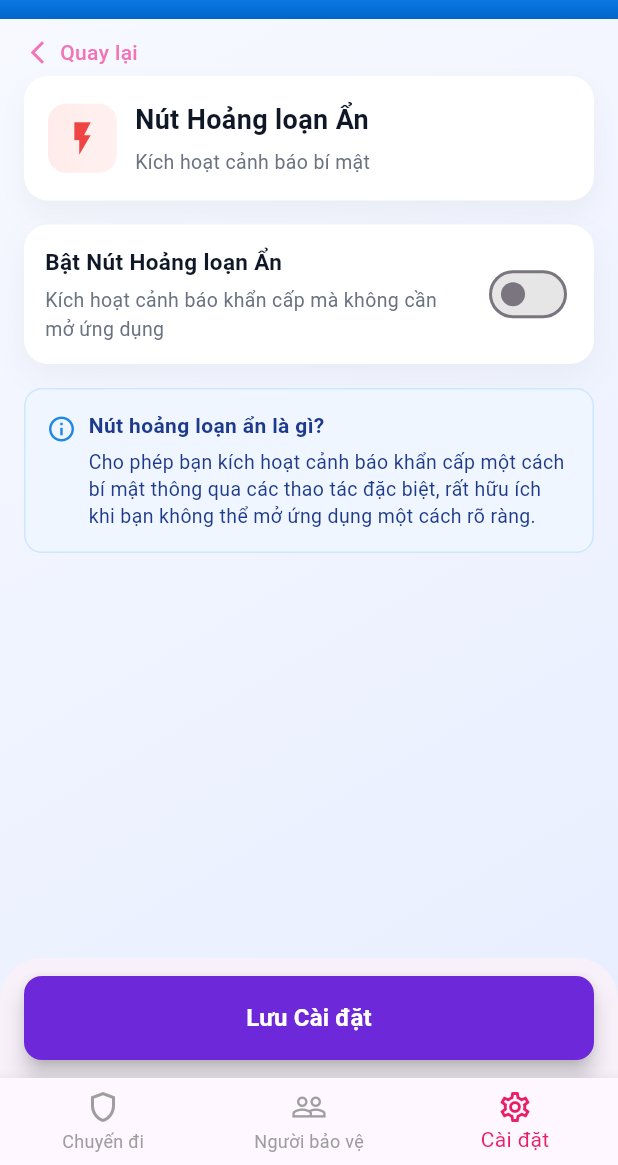
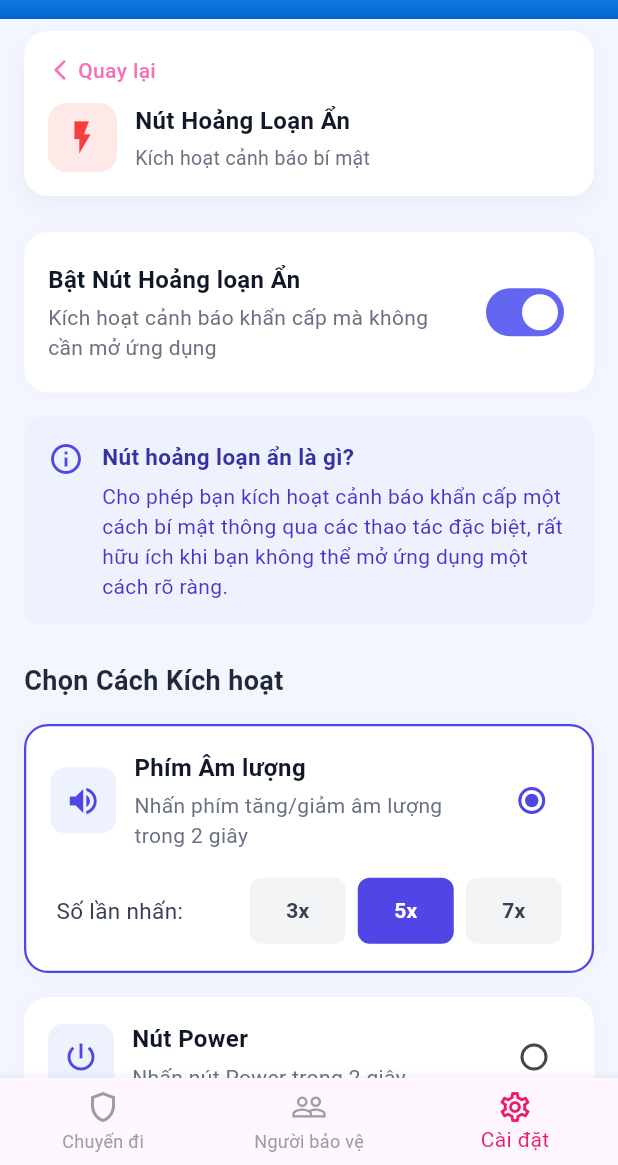
Before and after one commit to NguyenDucAnhhh/SafeTrek, a Flutter app: the SettingHiddenPanic screen opened directly, on a phone screen of 412 x 824 dp, the part 71-1236 px from its top. Run offline on Flutter 3.47's test engine with Material 3 defaults, Android fonts, the phone set to English and light mode, and no system bars; Roboto replaces fonts that are missing (Arimo).

Commit message:
Update setting_hidden_panic.dart

```diff
--- a/lib/screens/setting/setting_hidden_panic.dart
+++ b/lib/screens/setting/setting_hidden_panic.dart
@@ -1,6 +1,9 @@
 import 'package:flutter/material.dart';
 import 'package:safetrek_project/widgets/app_bar.dart';
 import 'package:safetrek_project/widgets/bottom_navigation.dart';
+
+// Enum for activation methods to avoid using raw strings
+enum ActivationMethod { volume, power }
 
 class SettingHiddenPanic extends StatefulWidget {
   const SettingHiddenPanic({super.key});
@@ -10,211 +13,65 @@ class SettingHiddenPanic extends StatefulWidget {
 }
 
 class _SettingHiddenPanicState extends State<SettingHiddenPanic> {
-  bool _isEnabled = false;
 
   int _selectedIndex = 2;
   void _onItemTapped(int index) {
-    setState(() {
-      _selectedIndex = index;
-    });
+    setState(() => _selectedIndex = index);
   }
 
+  // --- STATE ---
+  bool _isEnabled = true;
+  ActivationMethod _selectedMethod = ActivationMethod.volume;
+  int _selectedCount = 5;
+
+  // --- BUILD METHOD ---
   @override
   Widget build(BuildContext context) {
-    final radius = BorderRadius.circular(16.0);
+    return Scaffold(
+      backgroundColor: const Color(0xFFF3F5FF),
+      appBar: const CustomAppBar(),
+      body: SingleChildScrollView(
+        padding: const EdgeInsets.symmetric(horizontal: 16.0),
+        child: Column(
+          crossAxisAlignment: CrossAxisAlignment.start,
+          children: [
+            const SizedBox(height: 8),
+            _buildHeader(),
+            const SizedBox(height: 24),
+            _buildToggleCard(),
 
-    return Scaffold(
-      appBar: const CustomAppBar(),
-      body: Container(
-        decoration: const BoxDecoration(
-          gradient: LinearGradient(
-            begin: Alignment.topLeft,
-            end: Alignment.bottomRight,
-            colors: [Color(0xFFF7F9FF), Color(0xFFE8EEFF)],
-          ),
-        ),
-        child: SafeArea(
-          child: ListView(
-            padding: const EdgeInsets.symmetric(vertical: 12, horizontal: 16),
-            children: [
-              GestureDetector(
-                onTap: () => Navigator.maybePop(context),
-                child: Row(
-                  children: const [
-                    Icon(Icons.arrow_back_ios_new,
-                        size: 18, color: Color(0xFFF472B6)),
-                    SizedBox(width: 6),
-                    Text(
-                      "Quay lại",
-                      style: TextStyle(
-                        color: Color(0xFFF472B6),
-                        fontWeight: FontWeight.w500,
-                      ),
-                    )
-                  ],
+            // Conditionally show the rest of the settings
+            if (_isEnabled) ...[
+              const SizedBox(height: 16),
+              _buildInfoCard(),
+              const SizedBox(height: 24),
+              const Text(
+                'Chọn Cách Kích hoạt',
+                style: TextStyle(
+                  fontSize: 18,
+                  fontWeight: FontWeight.bold,
+                  color: Color(0xFF1F2937),
                 ),
               ),
-              const SizedBox(height: 6),
-
-              // Header card (icon + title + subtitle)
-              Container(
-                padding: const EdgeInsets.all(16),
-                decoration: BoxDecoration(
-                  color: Colors.white,
-                  borderRadius: radius,
-                  boxShadow: [
-                    BoxShadow(color: Colors.black.withOpacity(0.04), blurRadius: 14, offset: const Offset(0, 8)),
-                  ],
-                ),
-                child: Row(
-                  children: [
-                    Container(
-                      width: 46,
-                      height: 46,
-                      decoration: BoxDecoration(
-                        gradient: const LinearGradient(colors: [Color(0xFFFFECEA), Color(0xFFFFF1F0)]),
-                        borderRadius: BorderRadius.circular(12),
-                      ),
-                      child: const Center(
-                        child: Icon(Icons.flash_on, color: Color(0xFFEF4444), size: 26),
-                      ),
-                    ),
-                    const SizedBox(width: 12),
-                    Expanded(
-                      child: Column(
-                        crossAxisAlignment: CrossAxisAlignment.start,
-                        children: const [
-                          Text(
-                            'Nút Hoảng loạn Ẩn',
-                            style: TextStyle(fontSize: 18, fontWeight: FontWeight.w600, color: Color(0xFF101828)),
-                          ),
-                          SizedBox(height: 6),
-                          Text(
-                            'Kích hoạt cảnh báo bí mật',
-                            style: TextStyle(fontSize: 13, color: Color(0xFF6B7280)),
-                          ),
-                        ],
-                      ),
-                    ),
-                  ],
-                ),
+              const SizedBox(height: 16),
+              _buildActivationOption(
+                icon: Icons.volume_up,
+                title: 'Phím Âm lượng',
+                subtitle: 'Nhấn phím tăng/giảm âm lượng trong 2 giây',
+                value: ActivationMethod.volume,
               ),
-
               const SizedBox(height: 16),
-
-              // Card with toggle
-              Container(
-                padding: const EdgeInsets.symmetric(horizontal: 14, vertical: 14),
-                decoration: BoxDecoration(
-                  color: Colors.white,
-                  borderRadius: radius,
-                  boxShadow: [
-                    BoxShadow(color: Colors.black.withOpacity(0.04), blurRadius: 18, offset: const Offset(0, 8)),
-                  ],
-                ),
-                child: Row(
-                  children: [
-                    // left column: label + description
-                    Expanded(
-                      child: Column(
-                        crossAxisAlignment: CrossAxisAlignment.start,
-                        children: const [
-                          Text(
-                            'Bật Nút Hoảng loạn Ẩn',
-                            style: TextStyle(fontSize: 15, fontWeight: FontWeight.w600, color: Color(0xFF101828)),
-                          ),
-                          SizedBox(height: 6),
-                          Text(
-                            'Kích hoạt cảnh báo khẩn cấp mà không cần mở ứng dụng',
-                            style: TextStyle(fontSize: 13, color: Color(0xFF6B7280)),
-                          ),
-                        ],
-                      ),
-                    ),
-
-                    // Switch
-                    Container(
-                      padding: const EdgeInsets.only(left: 12),
-                      child: Switch(
-                        value: _isEnabled,
-                        onChanged: (v) => setState(() => _isEnabled = v),
-                        activeColor: Colors.white,
-                        activeTrackColor: const Color(0xFF6EE7B7),
-                        inactiveTrackColor: const Color(0xFFE6E6E6),
-                        materialTapTargetSize: MaterialTapTargetSize.shrinkWrap,
-                      ),
-                    ),
-                  ],
-                ),
+              _buildActivationOption(
+                icon: Icons.power_settings_new,
+                title: 'Nút Power',
+                subtitle: 'Nhấn nút Power trong 2 giây',
+                value: ActivationMethod.power,
               ),
-
-              const SizedBox(height: 16),
-
-              // Info box (blue)
-              Container(
-                padding: const EdgeInsets.all(14),
-                decoration: BoxDecoration(
-                  color: const Color(0xFFEFF6FF),
-                  borderRadius: BorderRadius.circular(12),
-                  border: Border.all(color: const Color(0xFFCCE7FF)),
-                ),
-                child: Row(
-                  crossAxisAlignment: CrossAxisAlignment.start,
-                  children: [
-                    const Padding(
-                      padding: EdgeInsets.only(top: 2, right: 8),
-                      child: Icon(Icons.info_outline, color: Color(0xFF1E88E5), size: 20),
-                    ),
-                    Expanded(
-                      child: Column(
-                        crossAxisAlignment: CrossAxisAlignment.start,
-                        children: const [
-                          Text(
-                            'Nút hoảng loạn ẩn là gì?',
-                            style: TextStyle(fontSize: 14, fontWeight: FontWeight.w600, color: Color(0xFF1E3A8A)),
-                          ),
-                          SizedBox(height: 6),
-                          Text(
-                            'Cho phép bạn kích hoạt cảnh báo khẩn cấp một cách bí mật thông qua các thao tác đặc biệt, rất hữu ích khi bạn không thể mở ứng dụng một cách rõ ràng.',
-                            style: TextStyle(fontSize: 13, color: Color(0xFF1E3A8A), height: 1.35),
-                          ),
-                        ],
-                      ),
-                    ),
-                  ],
-                ),
-              ),
-
-              const SizedBox(height: 120), // space so content not hidden behind button
+              const SizedBox(height: 24),
+              _buildImportantNoteCard(),
             ],
-          ),
-        ),
-      ),
-
-      // Bottom fixed save button (like in screenshot)
-      bottomSheet: Container(
-        padding: const EdgeInsets.symmetric(horizontal: 16, vertical: 12),
-        color: Colors.transparent,
-        child: SizedBox(
-          height: 56,
-          width: double.infinity,
-          child: ElevatedButton(
-            onPressed: () {
-              // TODO: lưu cài đặt
-              ScaffoldMessenger.of(context).showSnackBar(
-                SnackBar(content: Text(_isEnabled ? 'Đã bật Nút Hoảng loạn Ẩn' : 'Đã tắt Nút Hoảng loạn Ẩn')),
-              );
-            },
-            style: ElevatedButton.styleFrom(
-              backgroundColor: const Color(0xFF6D28D9), // purple
-              shape: RoundedRectangleBorder(borderRadius: BorderRadius.circular(12)),
-              elevation: 6,
-            ),
-            child: const Text(
-              'Lưu Cài đặt',
-              style: TextStyle(fontSize: 16, fontWeight: FontWeight.w600, color: Colors.white),
-            ),
-          ),
+            const SizedBox(height: 120), // Spacer for bottom button
+          ],
         ),
       ),
       bottomNavigationBar: BottomNavigation(
@@ -223,4 +80,321 @@ class _SettingHiddenPanicState extends State<SettingHiddenPanic> {
       ),
     );
   }
+  Widget _buildHeader() {
+    return Container(
+      padding: const EdgeInsets.all(16),
+      decoration: BoxDecoration(
+        color: Colors.white,
+        borderRadius: BorderRadius.circular(16),
+        boxShadow: [
+          BoxShadow(
+            color: Colors.black.withOpacity(0.04),
+            blurRadius: 12,
+            offset: const Offset(0, 6),
+          ),
+        ],
+      ),
+      child: Column(
+        crossAxisAlignment: CrossAxisAlignment.start,
+        children: [
+          // --- Back button ---
+          GestureDetector(
+            onTap: () => Navigator.pop(context),
+            child: Row(
+              mainAxisSize: MainAxisSize.min,
+              children: const [
+                Icon(
+                  Icons.arrow_back_ios_new,
+                  size: 16,
+                  color: Color(0xFFF472B6),
+                ),
+                SizedBox(width: 4),
+                Text(
+                  'Quay lại',
+                  style: TextStyle(
+                    color: Color(0xFFF472B6),
+                    fontSize: 14,
+                    fontWeight: FontWeight.w500,
+                  ),
+                ),
+              ],
+            ),
+          ),
+
+          const SizedBox(height: 12),
+
+          // --- Main header content ---
+          Row(
+            children: [
+              Container(
+                width: 46,
+                height: 46,
+                decoration: BoxDecoration(
+                  color: const Color(0xFFFFE8E8),
+                  borderRadius: BorderRadius.circular(12),
+                ),
+                child: const Icon(
+                  Icons.flash_on_outlined,
+                  color: Color(0xFFF53E3E),
+                  size: 26,
+                ),
+              ),
+              const SizedBox(width: 12),
+              const Expanded(
+                child: Column(
+                  crossAxisAlignment: CrossAxisAlignment.start,
+                  children: [
+                    Text(
+                      'Nút Hoảng Loạn Ẩn',
+                      style: TextStyle(
+                        fontSize: 16,
+                        fontWeight: FontWeight.w600,
+                        color: Color(0xFF111827),
+                      ),
+                    ),
+                    SizedBox(height: 4),
+                    Text(
+                      'Kích hoạt cảnh báo bí mật',
+                      style: TextStyle(
+                        fontSize: 13,
+                        color: Color(0xFF6A7282),
+                      ),
+                    ),
+                  ],
+                ),
+              ),
+            ],
+          ),
+        ],
+      ),
+    );
+  }
+
+  Widget _buildToggleCard() {
+    return Container(
+      padding: const EdgeInsets.symmetric(horizontal: 16, vertical: 20),
+      decoration: BoxDecoration(
+        color: Colors.white,
+        borderRadius: BorderRadius.circular(16),
+        boxShadow: [BoxShadow(color: Colors.grey.withOpacity(0.05), blurRadius: 10)],
+      ),
+      child: Row(
+        mainAxisAlignment: MainAxisAlignment.spaceBetween,
+        children: [
+          const Expanded(
+            child: Column(
+              crossAxisAlignment: CrossAxisAlignment.start,
+              children: [
+                Text(
+                  'Bật Nút Hoảng loạn Ẩn',
+                  style: TextStyle(
+                    fontSize: 16,
+                    fontWeight: FontWeight.bold,
+                    color: Color(0xFF101828),
+                  ),
+                ),
+                SizedBox(height: 4),
+                Text(
+                  'Kích hoạt cảnh báo khẩn cấp mà không cần mở ứng dụng',
+                  style: TextStyle(fontSize: 14, color: Color(0xFF6A7282)),
+                ),
+              ],
+            ),
+          ),
+          const SizedBox(width: 16),
+          Switch(
+            value: _isEnabled,
+            onChanged: (value) {
+              setState(() {
+                _isEnabled = value;
+              });
+            },
+            activeTrackColor: const Color(0xFF6366F1),
+            activeColor: Colors.white,
+            inactiveTrackColor: Colors.grey.shade300,
+            inactiveThumbColor: Colors.white,
+          ),
+        ],
+      ),
+    );
+  }
+
+  Widget _buildInfoCard() {
+    return Container(
+      padding: const EdgeInsets.all(16),
+      decoration: BoxDecoration(
+        color: const Color(0xFFEEF2FF),
+        borderRadius: BorderRadius.circular(12),
+      ),
+      child: const Row(
+        crossAxisAlignment: CrossAxisAlignment.start,
+        children: [
+          Icon(Icons.info_outline, color: Color(0xFF4F46E5)),
+          SizedBox(width: 12),
+          Expanded(
+            child: Column(
+              crossAxisAlignment: CrossAxisAlignment.start,
+              children: [
+                Text(
+                  'Nút hoảng loạn ẩn là gì?',
+                  style: TextStyle(
+                    fontSize: 15,
+                    fontWeight: FontWeight.bold,
+                    color: Color(0xFF3730A3),
+                  ),
+                ),
+                SizedBox(height: 6),
+                Text(
+                  'Cho phép bạn kích hoạt cảnh báo khẩn cấp một cách bí mật thông qua các thao tác đặc biệt, rất hữu ích khi bạn không thể mở ứng dụng một cách rõ ràng.',
+                  style: TextStyle(fontSize: 14, color: Color(0xFF4338CA), height: 1.4),
+                ),
+              ],
+            ),
+          ),
+        ],
+      ),
+    );
+  }
+
+  Widget _buildActivationOption({
+    required IconData icon,
+    required String title,
+    required String subtitle,
+    required ActivationMethod value,
+  }) {
+    final bool isSelected = _selectedMethod == value;
+    return GestureDetector(
+      onTap: () {
+        setState(() {
+          _selectedMethod = value;
+        });
+      },
+      child: Container(
+        padding: const EdgeInsets.all(16),
+        decoration: BoxDecoration(
+          color: Colors.white,
+          borderRadius: BorderRadius.circular(16),
+          border: isSelected ? Border.all(color: const Color(0xFF4F46E5), width: 1.5) : null,
+          boxShadow: [BoxShadow(color: Colors.grey.withOpacity(0.05), blurRadius: 10)],
+        ),
+        child: Column(
+          children: [
+            Row(
+              children: [
+                Container(
+                  padding: const EdgeInsets.all(10),
+                  decoration: BoxDecoration(
+                    color: const Color(0xFFEEF2FF),
+                    borderRadius: BorderRadius.circular(10),
+                  ),
+                  child: Icon(icon, color: const Color(0xFF4F46E5), size: 24),
+                ),
+                const SizedBox(width: 12),
+                Expanded(
+                  child: Column(
+                    crossAxisAlignment: CrossAxisAlignment.start,
+                    children: [
+                      Text(title, style: const TextStyle(fontSize: 16, fontWeight: FontWeight.bold, color: Color(0xFF101828))),
+                      const SizedBox(height: 4),
+                      Text(subtitle, style: const TextStyle(fontSize: 14, color: Color(0xFF6A7282))),
+                    ],
+                  ),
+                ),
+                Radio<ActivationMethod>(
+                  value: value,
+                  groupValue: _selectedMethod,
+                  onChanged: (ActivationMethod? newValue) {
+                    setState(() {
+                      if (newValue != null) _selectedMethod = newValue;
+                    });
+                  },
+                  activeColor: const Color(0xFF4F46E5),
+                ),
+              ],
+            ),
+            if (isSelected) ...[
+              const SizedBox(height: 16),
+              Padding(
+                padding: const EdgeInsets.symmetric(horizontal: 4.0),
+                child: Row(
+                  mainAxisAlignment: MainAxisAlignment.spaceBetween,
+                  children: [
+                    const Text('Số lần nhấn:', style: TextStyle(fontSize: 15, color: Color(0xFF374151))),
+                    Row(
+                      children: [
+                        _buildCountButton(3),
+                        const SizedBox(width: 8),
+                        _buildCountButton(5),
+                        const SizedBox(width: 8),
+                        _buildCountButton(7),
+                      ],
+                    ),
+                  ],
+                ),
+              ),
+            ]
+          ],
+        ),
+      ),
+    );
+  }
+
+  Widget _buildCountButton(int count) {
+    final bool isSelected = _selectedCount == count;
+    return ElevatedButton(
+      onPressed: () {
+        setState(() {
+          _selectedCount = count;
+        });
+      },
+      style: ElevatedButton.styleFrom(
+        backgroundColor: isSelected ? const Color(0xFF4F46E5) : const Color(0xFFF3F4F6),
+        foregroundColor: isSelected ? Colors.white : const Color(0xFF374151),
+        elevation: 0,
+        shape: RoundedRectangleBorder(borderRadius: BorderRadius.circular(8)),
+        padding: const EdgeInsets.symmetric(horizontal: 24, vertical: 12),
+      ),
+      child: Text('${count}x', style: const TextStyle(fontWeight: FontWeight.bold, fontSize: 14)),
+    );
+  }
+
+  Widget _buildImportantNoteCard() {
+    return Container(
+      padding: const EdgeInsets.all(16),
+      decoration: BoxDecoration(
+        color: const Color(0xFFFEFCE8),
+        borderRadius: BorderRadius.circular(12),
+        border: Border.all(color: const Color(0xFFFDE047).withOpacity(0.8)),
+      ),
+      child: const Row(
+        crossAxisAlignment: CrossAxisAlignment.start,
+        children: [
+          Padding(
+            padding: EdgeInsets.only(top: 2.0),
+            child: Icon(Icons.info_outline, color: Color(0xFFB45309), size: 20),
+          ),
+          SizedBox(width: 12),
+          Expanded(
+            child: Column(
+              crossAxisAlignment: CrossAxisAlignment.start,
+              children: [
+                Text(
+                  'Lưu ý quan trọng:',
+                  style: TextStyle(
+                    fontSize: 15,
+                    fontWeight: FontWeight.bold,
+                    color: Colors.black,
+                  ),
+                ),
+                SizedBox(height: 8),
+                Text('• Cảnh báo sẽ được gửi ngay lập tức khi kích hoạt', style: TextStyle(fontSize: 14, color: Colors.black, height: 1.5)),
+                Text('• Không có xác nhận, hãy cẩn thận tránh kích hoạt nhầm', style: TextStyle(fontSize: 14, color: Colors.black, height: 1.5)),
+                Text('• Hoạt động ngay cả khi ứng dụng đang chạy nền', style: TextStyle(fontSize: 14, color: Colors.black, height: 1.5)),
+              ],
+            ),
+          ),
+        ],
+      ),
+    );
+  }
 }
```
